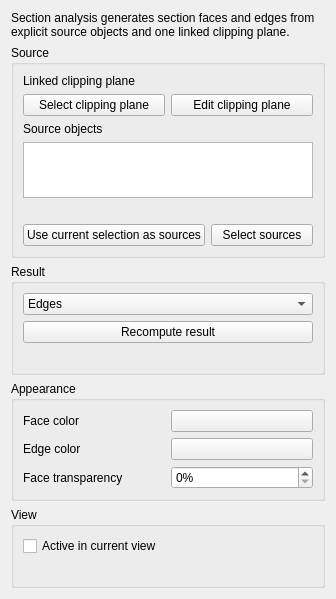
Qt form src/Mod/Part/Gui/TaskSectionAnalysis.ui (tritao/FreeCAD) before a commit.
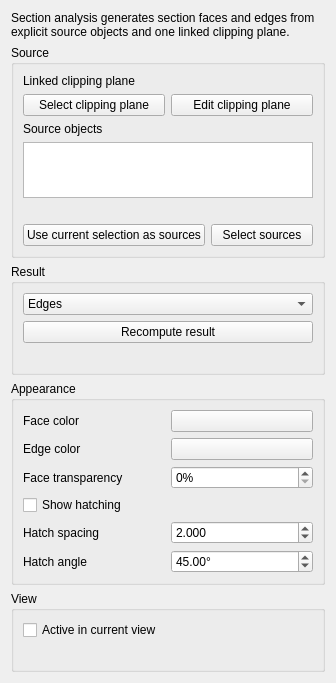
The same form after that commit.

Commit message: Part: add section analysis hatch geometry

Patch:
```diff
--- a/src/Mod/Part/Gui/TaskSectionAnalysis.ui
+++ b/src/Mod/Part/Gui/TaskSectionAnalysis.ui
@@ -204,6 +204,62 @@
         </property>
        </widget>
       </item>
+      <item row="3" column="0" colspan="2">
+       <widget class="QCheckBox" name="showHatchingCheck">
+        <property name="text">
+         <string>Show hatching</string>
+        </property>
+       </widget>
+      </item>
+      <item row="4" column="0">
+       <widget class="QLabel" name="hatchSpacingLabel">
+        <property name="text">
+         <string>Hatch spacing</string>
+        </property>
+       </widget>
+      </item>
+      <item row="4" column="1">
+       <widget class="QDoubleSpinBox" name="hatchSpacingSpin">
+        <property name="decimals">
+         <number>3</number>
+        </property>
+        <property name="minimum">
+         <double>0.001000000000000</double>
+        </property>
+        <property name="maximum">
+         <double>1000000.000000000000000</double>
+        </property>
+        <property name="value">
+         <double>2.000000000000000</double>
+        </property>
+       </widget>
+      </item>
+      <item row="5" column="0">
+       <widget class="QLabel" name="hatchAngleLabel">
+        <property name="text">
+         <string>Hatch angle</string>
+        </property>
+       </widget>
+      </item>
+      <item row="5" column="1">
+       <widget class="QDoubleSpinBox" name="hatchAngleSpin">
+        <property name="decimals">
+         <number>2</number>
+        </property>
+        <property name="minimum">
+         <double>-180.000000000000000</double>
+        </property>
+        <property name="maximum">
+         <double>180.000000000000000</double>
+        </property>
+        <property name="value">
+         <double>45.000000000000000</double>
+        </property>
+        <property name="suffix">
+         <string>°</string>
+        </property>
+       </widget>
+      </item>
      </layout>
     </widget>
    </item>
```
The commit also changes 6 other files.
